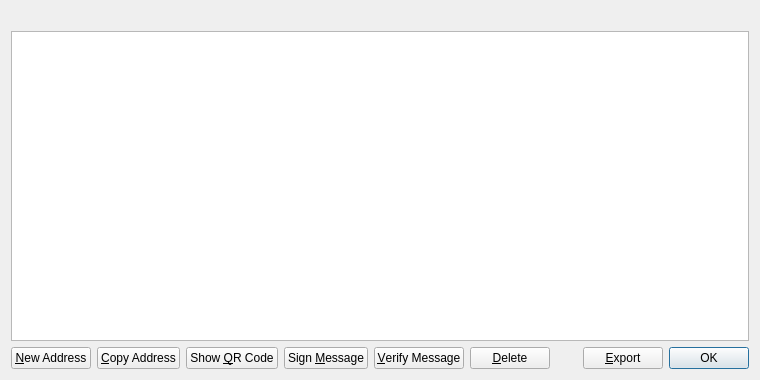
Qt form src/qt/forms/addressbookpage.ui (Tillkoeln/Tillkoelns-World-Domination-Machine) before a commit.
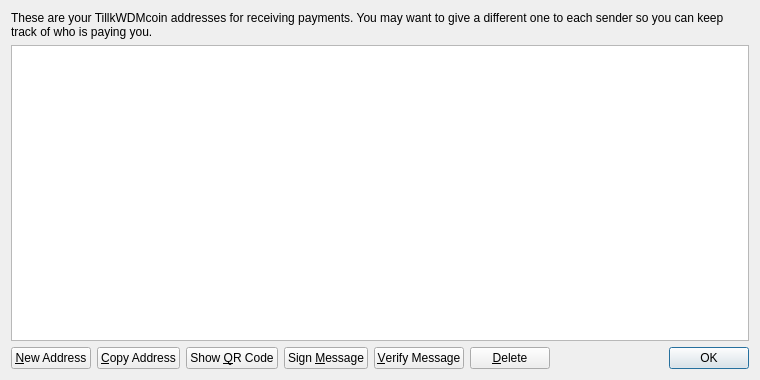
The same form after that commit. Icons and pictures are not drawn.

The edit to the form file:
```diff
--- a/src/qt/forms/addressbookpage.ui
+++ b/src/qt/forms/addressbookpage.ui
@@ -16,6 +16,9 @@
   <layout class="QVBoxLayout" name="verticalLayout">
    <item>
     <widget class="QLabel" name="labelExplanation">
+     <property name="text">
+      <string>These are your TillkWDMcoin addresses for receiving payments. You may want to give a different one to each sender so you can keep track of who is paying you.</string>
+     </property>
      <property name="textFormat">
       <enum>Qt::PlainText</enum>
      </property>
@@ -148,20 +151,6 @@
        </property>
       </spacer>
      </item>
-     <item>
-      <widget class="QPushButton" name="exportButton">
-       <property name="toolTip">
-        <string>Export the data in the current tab to a file</string>
-       </property>
-       <property name="text">
-        <string>&amp;Export</string>
-       </property>
-       <property name="icon">
-        <iconset resource="../bitcoin.qrc">
-         <normaloff>:/icons/export</normaloff>:/icons/export</iconset>
-       </property>
-      </widget>
-     </item>
      <item>
       <widget class="QDialogButtonBox" name="buttonBox">
        <property name="sizePolicy">
```
Left out of the diff: 10 changed lines with no effect on the pictures.
